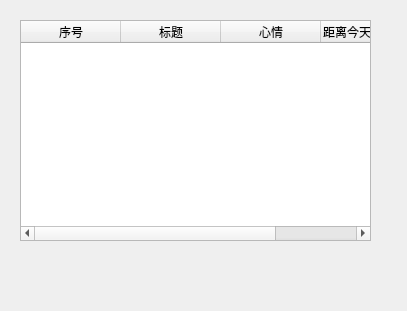
Qt form realProgect/countdowndaysmc.ui (Arthur381/QTproject) before a commit.
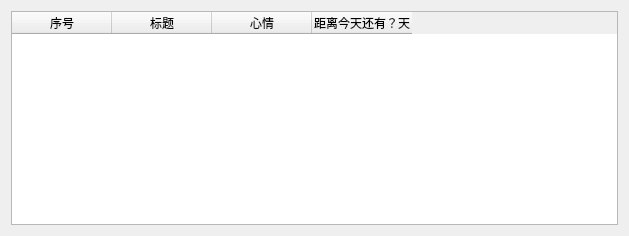
The same form after that commit.

Diff of the .ui file:
```diff
--- a/realProgect/countdowndaysmc.ui
+++ b/realProgect/countdowndaysmc.ui
@@ -6,22 +6,25 @@
    <rect>
     <x>0</x>
     <y>0</y>
-    <width>407</width>
-    <height>311</height>
+    <width>482</width>
+    <height>236</height>
    </rect>
   </property>
   <property name="windowTitle">
    <string>Form</string>
   </property>
+  <layout class="QHBoxLayout" name="horizontalLayout">
+   <item>
   <widget class="QTableWidget" name="tableWidget">
-   <property name="geometry">
-    <rect>
-     <x>20</x>
-     <y>20</y>
-     <width>351</width>
-     <height>221</height>
-    </rect>
-   </property>
+     <property name="minimumSize">
+      <size>
+       <width>607</width>
+       <height>0</height>
+      </size>
+     </property>
+     <attribute name="verticalHeaderVisible">
+      <bool>false</bool>
+     </attribute>
    <column>
     <property name="text">
      <string>序号</string>
@@ -43,6 +46,8 @@
     </property>
    </column>
   </widget>
+   </item>
+  </layout>
  </widget>
  <resources/>
  <connections/>
```
Lines whose indentation alone changed are shown as unchanged.
